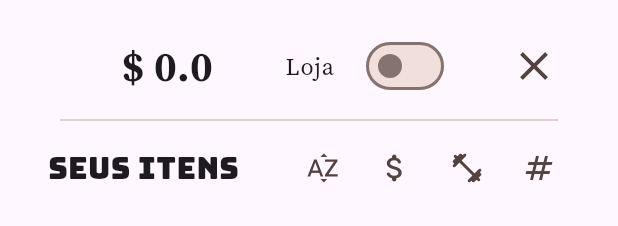
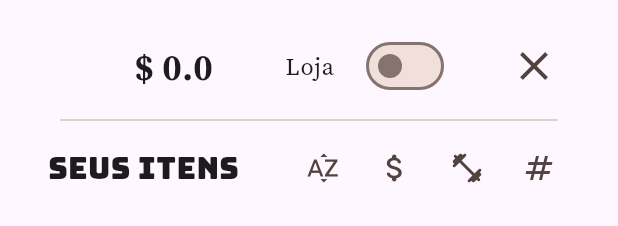
Before and after one commit to ricarthlima/flutter_audiodrama_rpg, a Flutter app: the ShoppingDialogScreen widget shown alone on an empty page, opened directly, on a phone screen of 412 x 824 dp. Shown: the top 226 px of the screen. Run offline on Flutter 3.47's test engine with Material 3 defaults, Android fonts, the phone set to English and light mode, and no system bars; our stand-ins replace badges, cloud_firestore, firebase_auth, firebase_core, go_router, shared_preferences; accounts and stored records are empty; network calls fail.

Commit message:
editar quantidade de dinheiro na ficha

```diff
--- a/lib/ui/shopping/shopping_screen.dart
+++ b/lib/ui/shopping/shopping_screen.dart
@@ -69,13 +69,50 @@ class _ShoppingDialogScreenState extends State<ShoppingDialogScreen> {
                 crossAxisAlignment: CrossAxisAlignment.center,
                 spacing: 8,
                 children: [
-                  Text(
-                    "\$ ${viewModel.money}",
-                    style: TextStyle(
-                      fontSize: 28,
-                      fontWeight: FontWeight.bold,
+                  if (!shoppingViewModel.isBuying)
+                    Text(
+                      "\$ ${viewModel.money}",
+                      style: TextStyle(
+                        fontSize: 24,
+                        fontWeight: FontWeight.bold,
+                      ),
                     ),
-                  ),
+                  if (shoppingViewModel.isBuying)
+                    SizedBox(
+                      width: 150,
+                      child: TextFormField(
+                        controller: shoppingViewModel.moneyController(context),
+                        textAlign: TextAlign.right,
+                        decoration: InputDecoration(
+                          prefixIcon: Icon(Icons.attach_money_rounded),
+                          suffix: InkWell(
+                            onTap: (shoppingViewModel.isShowingMoneyFeedback ==
+                                    null)
+                                ? () {
+                                    shoppingViewModel.onEditingMoney(context);
+                                  }
+                                : null,
+                            child: Padding(
+                              padding: const EdgeInsets.only(left: 8.0),
+                              child: Icon(
+                                (shoppingViewModel.isShowingMoneyFeedback ==
+                                        null)
+                                    ? Icons.save
+                                    : (shoppingViewModel
+                                            .isShowingMoneyFeedback!)
+                                        ? Icons.check
+                                        : Icons.error,
+                                size: 18,
+                              ),
+                            ),
+                          ),
+                        ),
+                        style: TextStyle(
+                          fontSize: 24,
+                          fontWeight: FontWeight.bold,
+                        ),
+                      ),
+                    ),
                   SizedBox(width: 16),
                   SizedBox(
                     width: 150,
```
Also changed, not shown: lib/ui/shopping/view/shopping_view_model.dart (+37 -1 lines).
